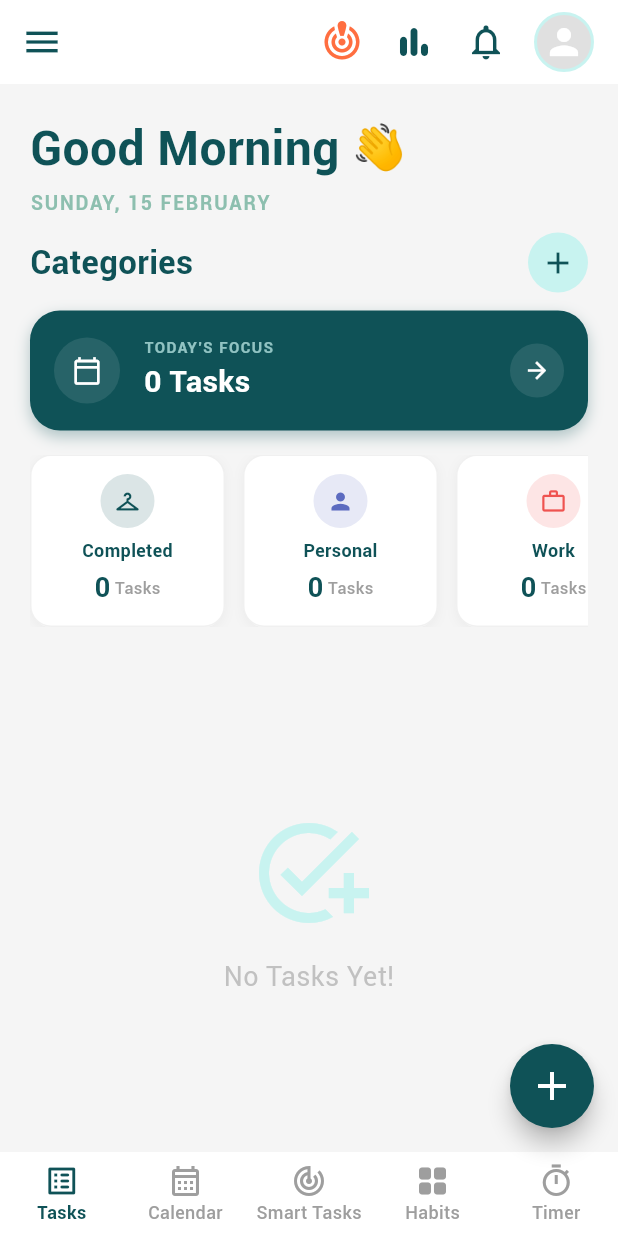
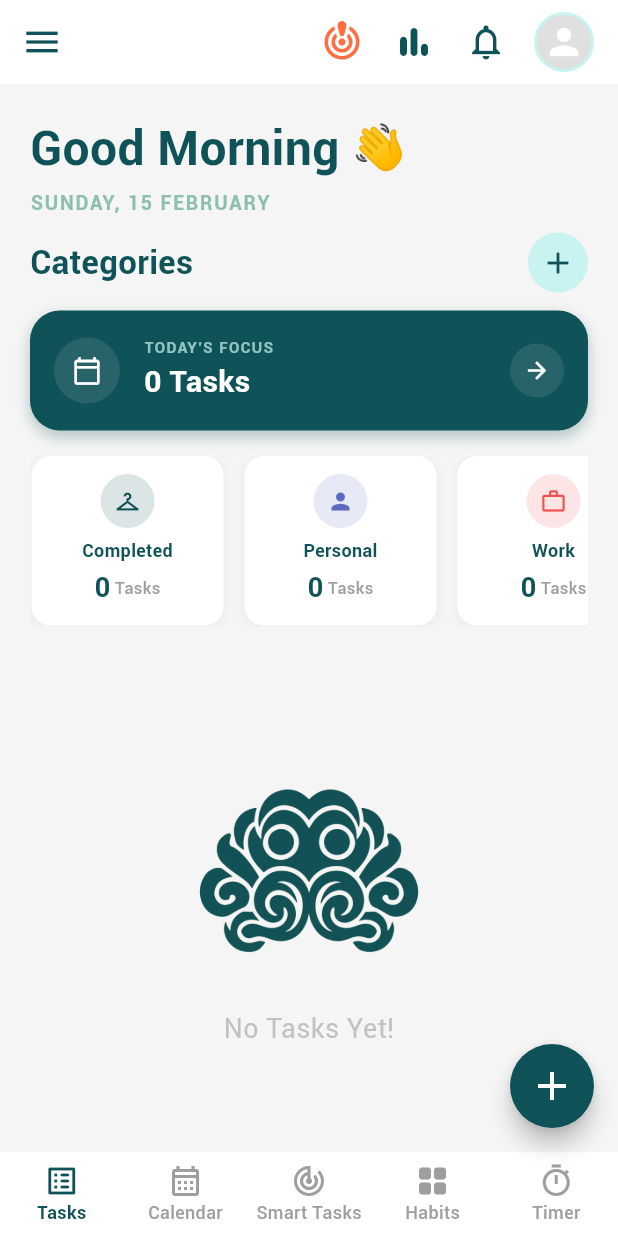
Before and after one commit to manafkemo/Smarrtingo, a Flutter app: the screen it shows after launch, after a tap on "Get Started", on a phone screen of 412 x 824 dp. Run offline on Flutter 3.47's test engine with Material 3 defaults, Android fonts, the phone set to English and light mode, and no system bars; our stand-ins replace audioplayers, confetti, file_picker, flutter_dotenv, font_awesome_flutter, google_fonts and 5 more.

Commit message:
Adding the logo to the home page , fixing the calender page , adding the zzz with the timer and fixing some errors

```diff
--- a/lib/screens/calendar_screen.dart
+++ b/lib/screens/calendar_screen.dart
@@ -6,6 +6,7 @@ import '../providers/task_provider.dart';
 import '../utils/recurrence_utils.dart';
 
 import 'add_task_screen.dart';
+import '../widgets/task_detail_sheet.dart';
 
 class CalendarScreen extends StatefulWidget {
   const CalendarScreen({super.key});
@@ -16,6 +17,7 @@ class CalendarScreen extends StatefulWidget {
 
 class _CalendarScreenState extends State<CalendarScreen> {
   DateTime _selectedDate = DateTime.now();
+  DateTime _displayedMonthDate = DateTime.now();
   late ScrollController _verticalScrollController;
   late ScrollController _horizontalScrollController;
   final double _hourHeight = 80.0;
@@ -30,10 +32,33 @@ class _CalendarScreenState extends State<CalendarScreen> {
     if (verticalOffset < 0) verticalOffset = 0;
     _verticalScrollController = ScrollController(initialScrollOffset: verticalOffset);
 
+    _displayedMonthDate = _selectedDate;
+
     // Horizontal offset will be set in the first build since it needs screen width
     _horizontalScrollController = ScrollController();
+    _horizontalScrollController.addListener(_onHorizontalScroll);
 
     _initHorizontalScroll();
+  }
+
+  void _onHorizontalScroll() {
+    if (_dayHeaderWidth <= 0) return;
+
+    final scrollOffset = _horizontalScrollController.offset;
+    final screenWidth = MediaQuery.of(context).size.width;
+
+    // Calculate the index of the day at the center of the viewport
+    final centerOffset = scrollOffset + (screenWidth / 2);
+    final centerIndex = (centerOffset / _dayHeaderWidth).floor();
+
+    final todayAtMidnight = DateTime(DateTime.now().year, DateTime.now().month, DateTime.now().day);
+    final centerDate = todayAtMidnight.add(Duration(days: centerIndex - 500));
+
+    if (centerDate.month != _displayedMonthDate.month || centerDate.year != _displayedMonthDate.year) {
+      setState(() {
+        _displayedMonthDate = centerDate;
+      });
+    }
   }
 
   void _initHorizontalScroll() {
@@ -42,6 +67,10 @@ class _CalendarScreenState extends State<CalendarScreen> {
          final screenWidth = MediaQuery.of(context).size.width;
          _dayHeaderWidth = screenWidth / 5;
          _horizontalScrollController.jumpTo((500 - 1) * _dayHeaderWidth);
+
+         // After jumping, update the displayed month immediately
+         _onHorizontalScroll();
+
          if (mounted) setState(() {});
        }
     });
@@ -57,6 +86,7 @@ class _CalendarScreenState extends State<CalendarScreen> {
     if (picked != null && picked != _selectedDate) {
       setState(() {
         _selectedDate = picked;
+        _displayedMonthDate = picked;
       });
       // Scroll to the selected date as the SECOND item
       final todayAtMidnight = DateTime(DateTime.now().year, DateTime.now().month, DateTime.now().day);
@@ -82,7 +112,7 @@ class _CalendarScreenState extends State<CalendarScreen> {
       (index) => today.subtract(const Duration(days: 1)).add(Duration(days: index))
     );
 
-    final monthTitle = DateFormat('MMMM yyyy').format(_selectedDate);
+    final monthTitle = DateFormat('MMMM yyyy').format(_displayedMonthDate);
 
     return Scaffold(
       body: Column(
@@ -210,6 +240,7 @@ class _CalendarScreenState extends State<CalendarScreen> {
       onTap: () {
         setState(() {
           _selectedDate = date;
+          _displayedMonthDate = date;
         });
         // Also scroll to make this tapped date the SECOND item
         final todayAtMidnight = DateTime(DateTime.now().year, DateTime.now().month, DateTime.now().day);
@@ -539,6 +570,17 @@ class _CalendarTaskBlockState extends State<CalendarTaskBlock> with SingleTicker
     return CompositedTransformTarget(
       link: _layerLink,
       child: GestureDetector(
+        onTap: () {
+          showModalBottomSheet(
+            context: context,
+            isScrollControlled: true,
+            backgroundColor: Colors.transparent,
+            builder: (context) => SizedBox(
+              height: MediaQuery.of(context).size.height * 0.85,
+              child: TaskDetailSheet(task: widget.task),
+            ),
+          );
+        },
         onLongPress: _showOverlay,
         child: _buildBlockContent(context, showMenu: false),
       ),
--- a/lib/screens/home_screen.dart
+++ b/lib/screens/home_screen.dart
@@ -285,7 +285,12 @@ class _HomeContentState extends State<HomeContent> {
                         child: Column(
                           mainAxisAlignment: MainAxisAlignment.center,
                           children: [
-                            Icon(Icons.add_task, size: 80, color: Color(0xFFC8F3F0)),
+                            Image.asset(
+                              'assist/images/smarttingo-logo.png',
+                              width: 150,
+                              height: 150,
+                              fit: BoxFit.contain,
+                            ),
                             const SizedBox(height: 16),
                             Text(
                               selectedCategory != null
--- a/pubspec.yaml
+++ b/pubspec.yaml
@@ -54,6 +54,7 @@ dependencies:
   path: ^1.9.0
   share_plus: ^12.0.1
   font_awesome_flutter: ^10.12.0
+  vibration: ^2.0.1
 
 dev_dependencies:
   flutter_test:
```
Also changed, not shown: lib/screens/timer_screen.dart (+8 -0 lines), pubspec.lock, 2 other files.
